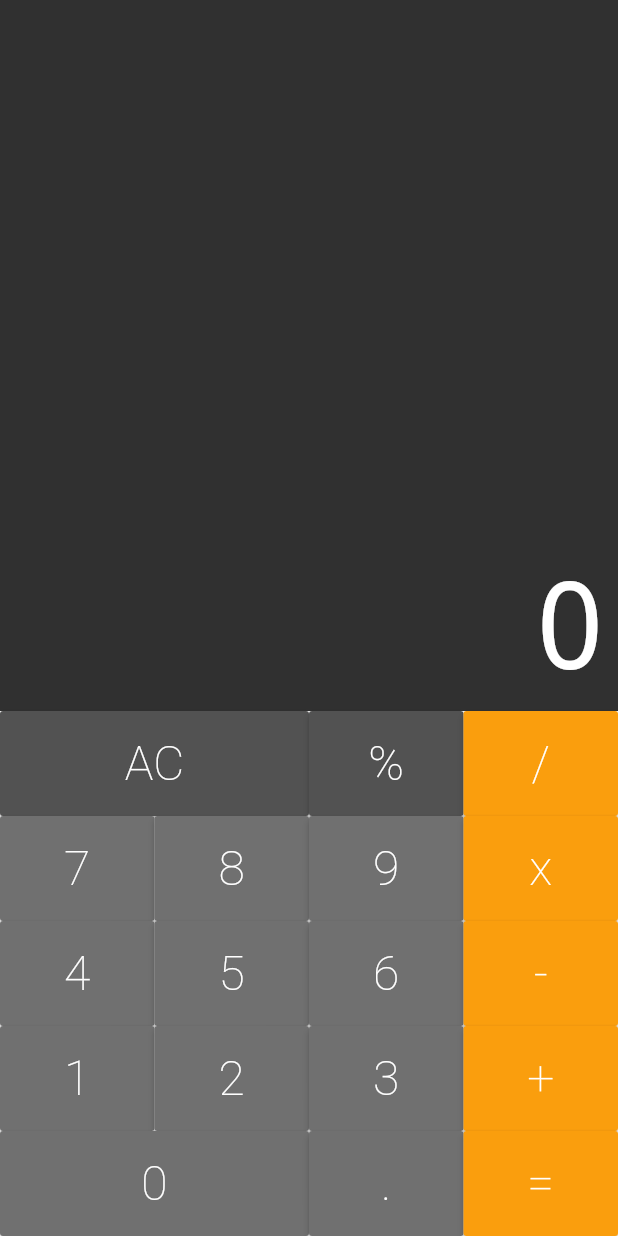
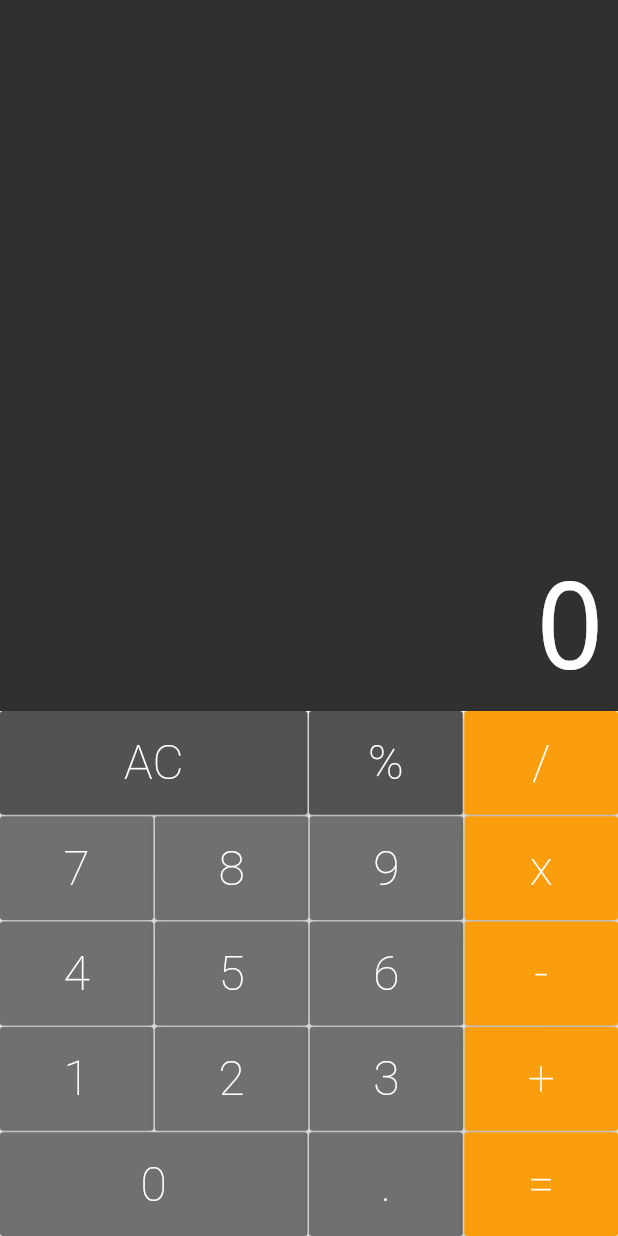
Before and after one commit to juliocezar96/Projeto-Flutter---Calculadora, a Flutter app: the screen it shows after launch, on a phone screen of 412 x 824 dp. Run offline on Flutter 3.47's test engine with Material 2 defaults, Android fonts, the phone set to English and light mode, and no system bars; drawn by our look-alikes of auto_size_text.

Commit message:
[calculator] - Implementation final designer

```diff
--- a/lib/components/button.dart
+++ b/lib/components/button.dart
@@ -2,6 +2,7 @@ import 'package:flutter/material.dart';
 import 'package:flutter/material.dart';
 
 class Button extends StatelessWidget {
+  //declarando as constantes das cores
   static const DARK = Color.fromRGBO(82, 82, 82, 1);
   static const DEFAULT = Color.fromRGBO(112, 112, 112, 1);
   static const OPERATION = Color.fromRGBO(250, 158, 13, 1);
--- a/lib/components/button_row.dart
+++ b/lib/components/button_row.dart
@@ -13,7 +13,11 @@ class ButtonRow extends StatelessWidget {
       flex: 1,
       child: Row(
         crossAxisAlignment: CrossAxisAlignment.stretch,
-        children: buttons,
+        //inserindo separação de colunas dos botões
+        children: buttons.fold(<Widget>[], (list, btn) {
+          list.isEmpty ? list.add(btn) : list.addAll([SizedBox(width: 1), btn]);
+          return list;
+        }),
       ),
     );
   }
--- a/lib/components/display.dart
+++ b/lib/components/display.dart
@@ -2,8 +2,10 @@ import 'package:flutter/material.dart';
 import 'package:auto_size_text/auto_size_text.dart';
 
 class Display extends StatelessWidget {
+  //declração para receber um text
   final String text;
 
+  //o display espera receber um text
   Display(this.text);
 
   @override
--- a/lib/components/keyboard.dart
+++ b/lib/components/keyboard.dart
@@ -1,5 +1,3 @@
-import 'dart:ffi';
-
 import 'package:flutter/material.dart';
 import 'button.dart';
 import 'button_row.dart';
@@ -20,24 +18,29 @@ class Keyboard extends StatelessWidget {
             Button(text: '%', color: Button.DARK, cb: cb),
             Button.operation(text: '/', cb: cb),
           ]),
+          //SizedBox separa a linha por 1px
+          SizedBox(height: 1),
           ButtonRow([
             Button(text: '7', cb: cb),
             Button(text: '8', cb: cb),
             Button(text: '9', cb: cb),
             Button.operation(text: 'x', cb: cb),
           ]),
+          SizedBox(height: 1),
           ButtonRow([
             Button(text: '4', cb: cb),
             Button(text: '5', cb: cb),
             Button(text: '6', cb: cb),
             Button.operation(text: '-', cb: cb),
           ]),
+          SizedBox(height: 1),
           ButtonRow([
             Button(text: '1', cb: cb),
             Button(text: '2', cb: cb),
             Button(text: '3', cb: cb),
             Button.operation(text: '+', cb: cb),
           ]),
+          SizedBox(height: 1),
           ButtonRow([
             Button.big(text: '0', cb: cb),
             Button(text: '.', cb: cb),
--- a/lib/models/memory.dart
+++ b/lib/models/memory.dart
@@ -13,6 +13,7 @@ class Memory {
     }
   }
 
+  //Codigo para auto limpar
   _allClear() {
     _value = '0';
   }
--- a/lib/screens/calculator.dart
+++ b/lib/screens/calculator.dart
@@ -12,6 +12,7 @@ class Calculator extends StatefulWidget {
 class _CalculatorState extends State<Calculator> {
   final Memory memory = Memory();
 
+  // funcionalidades
   _onPressed(String command) {
     setState(() {
       memory.applyCommand(command);
```
